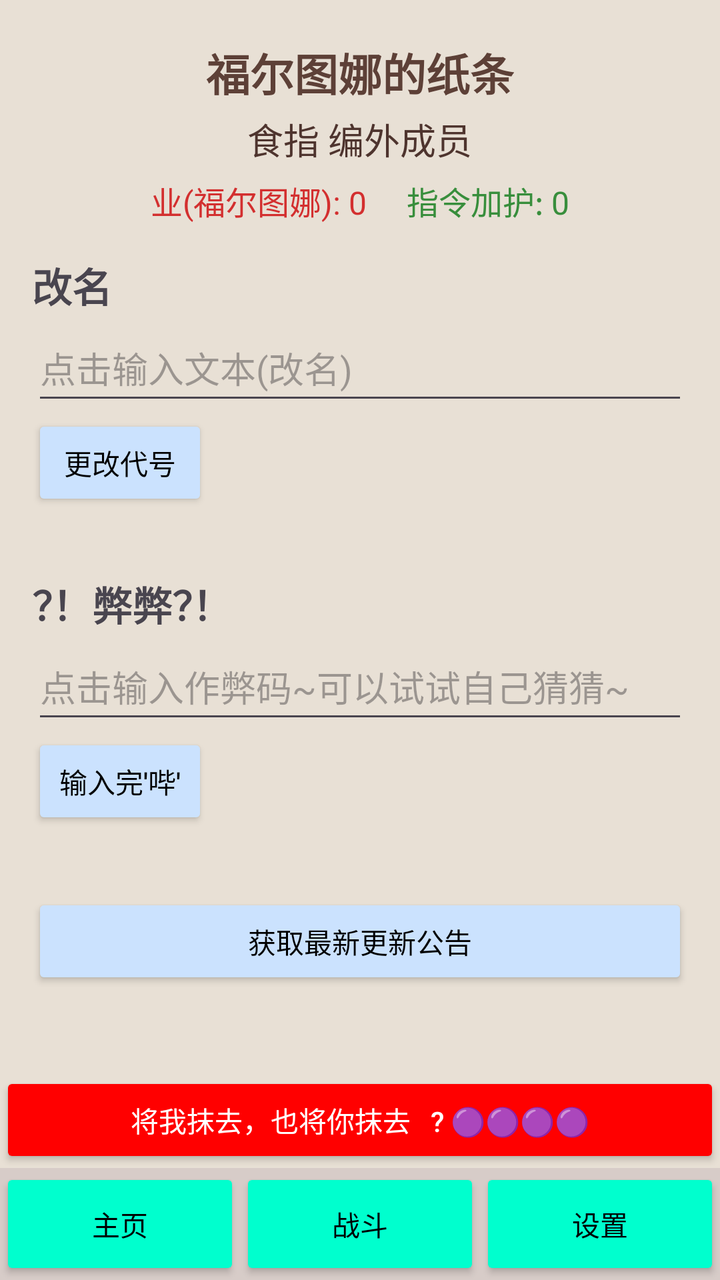
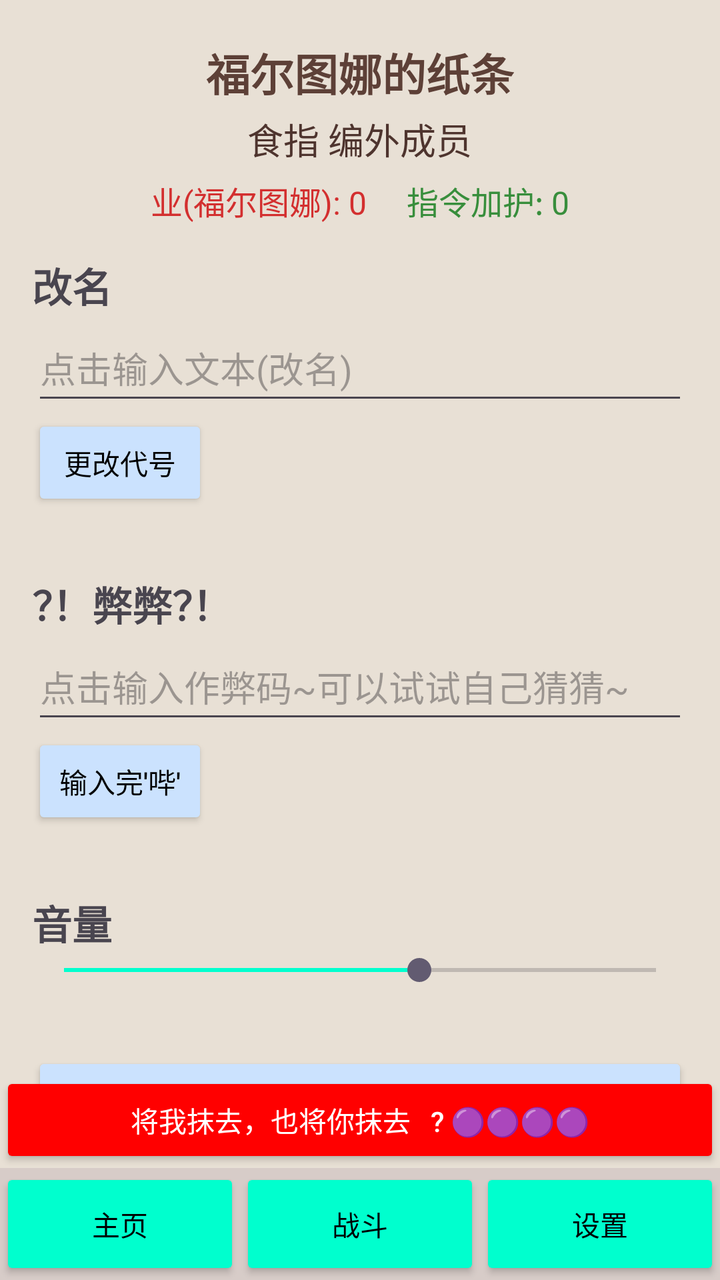

An Android layout rendered at two revisions. The XML below is the earlier revision; the diff shows what the commit changed to produce the second picture.
<!-- AndroidManifest.xml: application theme Theme.Fortuna -->
<!-- res/layout/setting.xml -->
<?xml version="1.0" encoding="utf-8"?>
<RelativeLayout xmlns:android="http://schemas.android.com/apk/res/android"
    android:layout_width="match_parent"
    android:layout_height="match_parent"
    android:background="#E8E0D5">


    <LinearLayout
        android:id="@+id/top_stats"
        android:layout_width="match_parent"
        android:layout_height="wrap_content"
        android:layout_marginTop="20dp"
        android:orientation="vertical"
        android:gravity="center">

        <TextView
            android:layout_width="wrap_content"
            android:layout_height="wrap_content"
            android:text="福尔图娜的纸条"
            android:textSize="22sp"
            android:textStyle="bold"
            android:textColor="#5D4037" />

        <TextView
            android:id="@+id/tv_title"
            android:layout_width="wrap_content"
            android:layout_height="wrap_content"
            android:text="食指 编外成员"
            android:textSize="18sp"
            android:textColor="#4E342E"
            android:layout_marginTop="4dp" />

        <LinearLayout
            android:layout_width="wrap_content"
            android:layout_height="wrap_content"
            android:orientation="horizontal"
            android:layout_marginTop="6dp">

            <TextView
                android:id="@+id/tv_karma"
                android:layout_width="wrap_content"
                android:layout_height="wrap_content"
                android:text="业(福尔图娜): 0"
                android:textSize="16sp"
                android:textColor="#D32F2F"
                android:layout_marginEnd="20dp" />

            <TextView
                android:id="@+id/tv_blessing"
                android:layout_width="wrap_content"
                android:layout_height="wrap_content"
                android:text="指令加护: 0"
                android:textSize="16sp"
                android:textColor="#388E3C" />
        </LinearLayout>
    </LinearLayout>

    
    <LinearLayout
        android:id="@+id/renameArea"
        android:layout_width="match_parent"
        android:layout_height="wrap_content"
        android:orientation="vertical"
        android:layout_below="@id/top_stats"
        android:padding="16dp">

        <TextView
            android:layout_width="match_parent"
            android:layout_height="wrap_content"
            android:text="改名"
            android:textStyle="bold"
            android:textSize="20sp" />

        <EditText
            android:id="@+id/inputRename"
            android:layout_width="match_parent"
            android:layout_height="50dp"
            android:hint="点击输入文本(改名)"
            android:inputType="text"
            android:maxLines="1"/>

        <Button
            android:id="@+id/rename"
            android:layout_width="wrap_content"
            android:layout_height="wrap_content"
            android:text="更改代号"
            android:backgroundTint="#CBE2FE"
            android:textColor="#000" />
    </LinearLayout>

    
    <LinearLayout
        android:id="@+id/cheatArea"
        android:layout_below="@id/renameArea"
        android:layout_width="match_parent"
        android:orientation="vertical"
        android:padding="16dp"
        android:layout_height="wrap_content">
        <TextView
            android:layout_width="match_parent"
            android:layout_height="wrap_content"
            android:textStyle="bold"
            android:textSize="20dp"
            android:text="？！弊弊？！"/>

        <EditText
            android:id="@+id/cheatCode"
            android:layout_width="match_parent"
            android:layout_height="50dp"
            android:hint="点击输入作弊码~可以试试自己猜猜~"
            android:maxLines="1"
            android:inputType="text"/>
        <Button
            android:id="@+id/cheat"
            android:layout_height="wrap_content"
            android:layout_width="wrap_content"
            android:text="输入完'哔'"
            android:backgroundTint="#CBE2FE"
            android:textColor="#000" />
    </LinearLayout>

    <LinearLayout
        android:id="@+id/newsArea"
        android:layout_below="@id/cheatArea"
        android:layout_width="match_parent"
        android:orientation="vertical"
        android:padding="16dp"
        android:layout_height="wrap_content">

        <Button
            android:id="@+id/nav_news"
            android:layout_height="wrap_content"
            android:layout_width="match_parent"
            android:text="获取最新更新公告"
            android:backgroundTint="#CBE2FE"
            android:textColor="#000" />
    </LinearLayout>

    
    <Button
        android:id="@+id/clearAll"
        android:layout_width="match_parent"
        android:layout_height="wrap_content"
        android:layout_above="@id/bottom_toolbar"
        android:backgroundTint="#FF0000"
        android:textColor="#FFFFFF"
        android:text="将我抹去，也将你抹去   ? 🟣🟣🟣🟣"/>

    <LinearLayout
        android:id="@+id/bottom_toolbar"
        android:layout_width="match_parent"
        android:layout_height="56dp"
        android:layout_alignParentBottom="true"
        android:orientation="horizontal"
        android:background="#D7CCC8"
        android:weightSum="3">

        <Button
            android:id="@+id/nav_home"
            android:layout_width="0dp"
            android:layout_weight="1"
            android:layout_height="match_parent"
            android:backgroundTint="#00FFCE"
            android:textColor="#000000"
            android:text="主页"/>

        <Button
            android:id="@+id/nav_stats"
            android:layout_width="0dp"
            android:layout_weight="1"
            android:layout_height="match_parent"
            android:backgroundTint="#00FFCE"
            android:textColor="#000000"
            android:text="战斗"/>

        <Button
            android:id="@+id/nav_setting"
            android:layout_width="0dp"
            android:layout_weight="1"
            android:layout_height="match_parent"
            android:backgroundTint="#00FFCE"
            android:textColor="#000000"
            android:text="设置"/>

    </LinearLayout>

</RelativeLayout>
<!-- resources referenced by this layout -->
<resources>
  <style name="Theme.Fortuna" parent="Base.Theme.Fortuna" />
  <style name="Base.Theme.Fortuna" parent="Theme.Material3.DayNight.NoActionBar">
          
          
      </style>
</resources>

<!-- the commit's change to res/layout/setting.xml (unified diff, before → after) -->
@@ -120,8 +120,33 @@
     </LinearLayout>
 
     <LinearLayout
+        android:layout_below="@id/cheatArea"
+        android:id="@+id/volumeArea"
+        android:layout_height="wrap_content"
+        android:layout_width="match_parent"
+        android:padding="16dp"
+        android:orientation="vertical">
+        <TextView
+            android:layout_width="match_parent"
+            android:layout_height="wrap_content"
+            android:textStyle="bold"
+            android:id="@+id/volumeText"
+            android:textSize="20dp"
+            android:text="音量"/>
+
+        <SeekBar
+            android:layout_width="match_parent"
+            android:layout_height="wrap_content"
+            android:max="100"
+            android:progress="60"
+            android:id="@+id/volumeBar"
+            android:progressTint="@color/玉色"/>
+
+    </LinearLayout>
+
+    <LinearLayout
         android:id="@+id/newsArea"
-        android:layout_below="@id/cheatArea"
+        android:layout_below="@id/volumeArea"
         android:layout_width="match_parent"
         android:orientation="vertical"
         android:padding="16dp"
